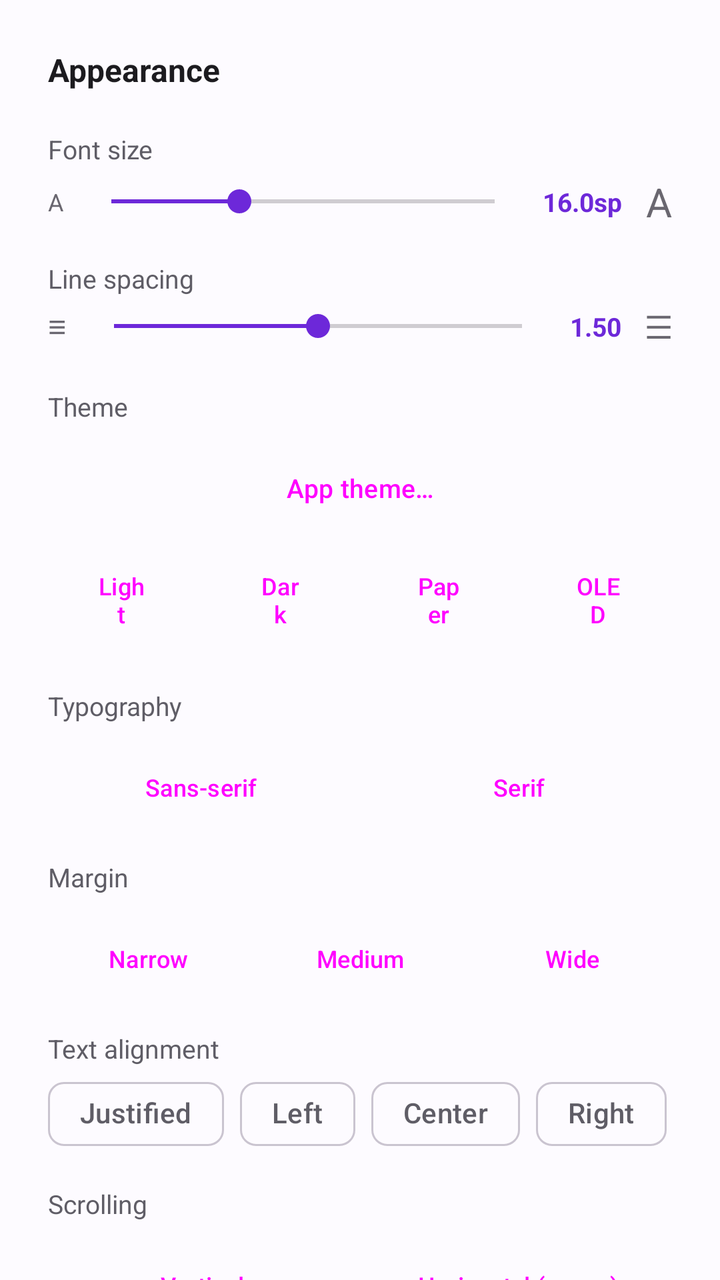
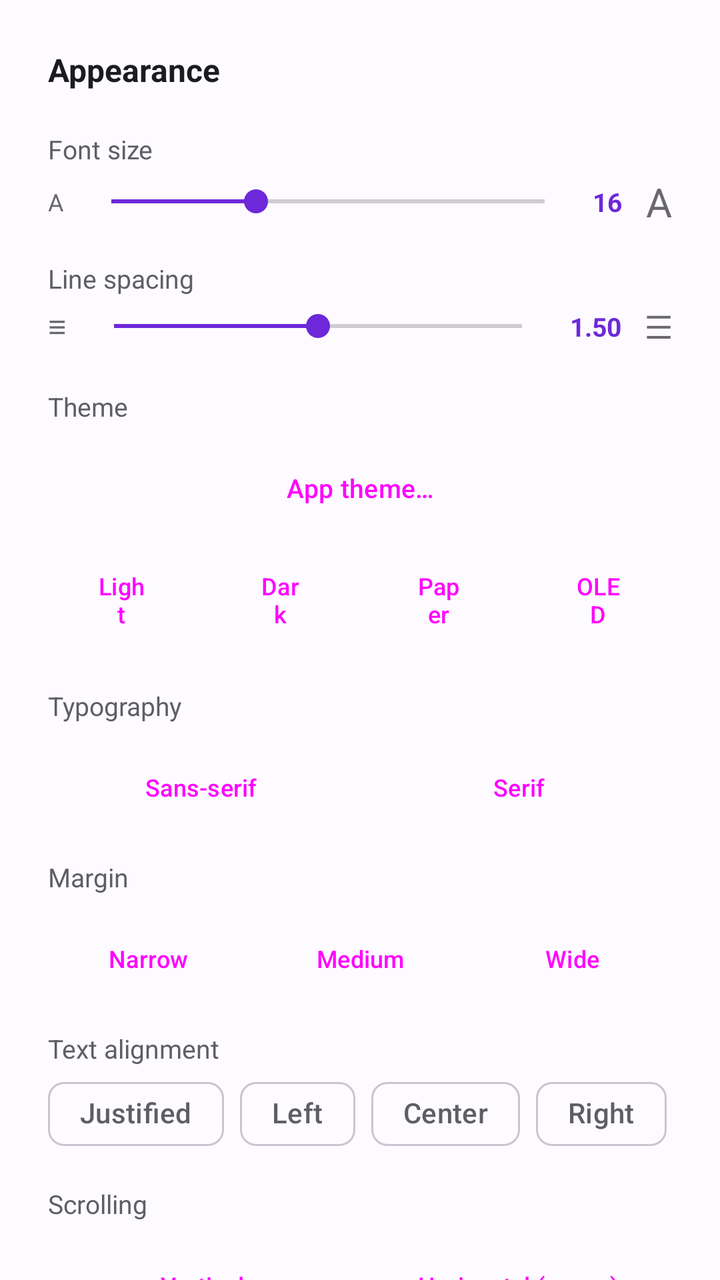

Before-and-after screenshots of an Android layout around one commit, followed by the original layout XML and the change that was made.
<!-- AndroidManifest.xml: application theme AppTheme -->
<!-- res/layout/bottom_sheet_aparencia.xml -->
<?xml version="1.0" encoding="utf-8"?>
<androidx.core.widget.NestedScrollView
    xmlns:android="http://schemas.android.com/apk/res/android"
    xmlns:app="http://schemas.android.com/apk/res-auto"
    android:layout_width="match_parent"
    android:layout_height="wrap_content"
    android:background="@color/color_surface">

<LinearLayout
    android:layout_width="match_parent"
    android:layout_height="wrap_content"
    android:orientation="vertical"
    android:padding="24dp">

    <TextView
        android:layout_width="wrap_content"
        android:layout_height="wrap_content"
        android:text="@string/titulo_aparencia"
        android:textSize="16sp"
        android:textStyle="bold"
        android:textColor="@color/color_on_surface"
        android:layout_marginBottom="20dp"/>

    
    <TextView
        android:layout_width="wrap_content"
        android:layout_height="wrap_content"
        android:text="@string/label_tamanho_fonte"
        android:textSize="13sp"
        android:textColor="@color/color_on_surface_muted"
        android:layout_marginBottom="4dp"/>

    <LinearLayout
        android:layout_width="match_parent"
        android:layout_height="wrap_content"
        android:orientation="horizontal"
        android:gravity="center_vertical"
        android:layout_marginBottom="16dp">

        <TextView
            android:layout_width="wrap_content"
            android:layout_height="wrap_content"
            android:text="A"
            android:textSize="12sp"
            android:textColor="@color/color_on_surface_dim"
            android:layout_marginEnd="8dp"
            android:importantForAccessibility="no"/>

        <SeekBar
            android:id="@+id/seekBarFonte"
            android:contentDescription="@string/label_tamanho_fonte"
            android:layout_width="0dp"
            android:layout_height="wrap_content"
            android:layout_weight="1"
            android:max="24"
            android:progress="8"/>

        <TextView
            android:id="@+id/tvFonteValor"
            android:layout_width="wrap_content"
            android:layout_height="wrap_content"
            android:text="16.0sp"
            android:textSize="13sp"
            android:textColor="?attr/colorPrimary"
            android:textStyle="bold"
            android:paddingHorizontal="8dp"
            android:clickable="true"
            android:focusable="true"
            android:background="?attr/selectableItemBackground"/>

        <TextView
            android:layout_width="wrap_content"
            android:layout_height="wrap_content"
            android:text="A"
            android:textSize="20sp"
            android:textColor="@color/color_on_surface_dim"
            android:layout_marginStart="4dp"
            android:importantForAccessibility="no"/>
    </LinearLayout>

    
    <TextView
        android:layout_width="wrap_content"
        android:layout_height="wrap_content"
        android:text="@string/label_espacamento_linhas"
        android:textSize="13sp"
        android:textColor="@color/color_on_surface_muted"
        android:layout_marginBottom="4dp"/>

    <LinearLayout
        android:layout_width="match_parent"
        android:layout_height="wrap_content"
        android:orientation="horizontal"
        android:gravity="center_vertical"
        android:layout_marginBottom="20dp">

        <TextView
            android:layout_width="wrap_content"
            android:layout_height="wrap_content"
            android:text="≡"
            android:textSize="16sp"
            android:textColor="@color/color_on_surface_dim"
            android:layout_marginEnd="8dp"
            android:importantForAccessibility="no"/>

        <SeekBar
            android:id="@+id/seekBarEspacamento"
            android:contentDescription="@string/label_espacamento_linhas"
            android:layout_width="0dp"
            android:layout_height="wrap_content"
            android:layout_weight="1"
            android:max="20"
            android:progress="10"/>

        <TextView
            android:id="@+id/tvEspacamentoValor"
            android:layout_width="wrap_content"
            android:layout_height="wrap_content"
            android:text="1.50"
            android:textSize="13sp"
            android:textColor="?attr/colorPrimary"
            android:textStyle="bold"
            android:paddingHorizontal="8dp"
            android:clickable="true"
            android:focusable="true"
            android:background="?attr/selectableItemBackground"/>

        <TextView
            android:layout_width="wrap_content"
            android:layout_height="wrap_content"
            android:text="☰"
            android:textSize="16sp"
            android:textColor="@color/color_on_surface_dim"
            android:layout_marginStart="4dp"
            android:importantForAccessibility="no"/>
    </LinearLayout>

    
    <TextView
        android:layout_width="wrap_content"
        android:layout_height="wrap_content"
        android:text="@string/label_tema"
        android:textSize="13sp"
        android:textColor="@color/color_on_surface_muted"
        android:layout_marginBottom="8dp"/>

    <Button
        android:id="@+id/btnTemaDoApp"
        style="@style/Widget.Material3.Button.OutlinedButton"
        android:layout_width="match_parent"
        android:layout_height="wrap_content"
        android:minHeight="48dp"
        android:layout_marginBottom="8dp"
        android:text="@string/tema_do_app"
        android:textAllCaps="false"
        android:textSize="13sp"/>

    <LinearLayout
        android:layout_width="match_parent"
        android:layout_height="wrap_content"
        android:orientation="horizontal"
        android:layout_marginBottom="8dp">

        <Button
            android:id="@+id/btnTemaClaro"
            android:layout_width="0dp"
            android:layout_height="wrap_content"
        android:minHeight="48dp"
            android:layout_weight="1"
            android:layout_marginEnd="6dp"
            android:text="@string/btn_tema_claro"
            android:textSize="12sp"
            style="@style/Widget.Material3.Button.OutlinedButton"/>

        <Button
            android:id="@+id/btnTemaEscuro"
            android:layout_width="0dp"
            android:layout_height="wrap_content"
        android:minHeight="48dp"
            android:layout_weight="1"
            android:layout_marginEnd="6dp"
            android:text="@string/btn_tema_escuro"
            android:textSize="12sp"
            style="@style/Widget.Material3.Button.OutlinedButton"/>

        <Button
            android:id="@+id/btnTemaSepia"
            android:layout_width="0dp"
            android:layout_height="wrap_content"
        android:minHeight="48dp"
            android:layout_weight="1"
            android:layout_marginEnd="6dp"
            android:text="@string/btn_tema_sepia"
            android:textSize="12sp"
            style="@style/Widget.Material3.Button.OutlinedButton"/>

        <Button
            android:id="@+id/btnTemaOled"
            android:layout_width="0dp"
            android:layout_height="wrap_content"
        android:minHeight="48dp"
            android:layout_weight="1"
            android:text="@string/btn_tema_oled"
            android:textSize="12sp"
            style="@style/Widget.Material3.Button.OutlinedButton"/>
    </LinearLayout>

    
    <TextView
        android:layout_width="wrap_content"
        android:layout_height="wrap_content"
        android:text="@string/label_tipografia"
        android:textSize="13sp"
        android:textColor="@color/color_on_surface_muted"
        android:layout_marginTop="12dp"
        android:layout_marginBottom="8dp"/>

    <LinearLayout
        android:layout_width="match_parent"
        android:layout_height="wrap_content"
        android:orientation="horizontal"
        android:layout_marginBottom="8dp">

        <Button
            android:id="@+id/btnFontePadrao"
            android:layout_width="0dp"
            android:layout_height="wrap_content"
        android:minHeight="48dp"
            android:layout_weight="1"
            android:layout_marginEnd="6dp"
            android:text="@string/btn_fonte_padrao"
            android:textSize="12sp"
            style="@style/Widget.Material3.Button.OutlinedButton"/>

        <Button
            android:id="@+id/btnFonteSerifada"
            android:layout_width="0dp"
            android:layout_height="wrap_content"
        android:minHeight="48dp"
            android:layout_weight="1"
            android:text="@string/btn_fonte_serifada"
            android:textSize="12sp"
            style="@style/Widget.Material3.Button.OutlinedButton"/>
    </LinearLayout>

    
    <TextView
        android:layout_width="wrap_content"
        android:layout_height="wrap_content"
        android:text="@string/label_margem"
        android:textSize="13sp"
        android:textColor="@color/color_on_surface_muted"
        android:layout_marginTop="4dp"
        android:layout_marginBottom="8dp"/>

    <LinearLayout
        android:layout_width="match_parent"
        android:layout_height="wrap_content"
        android:orientation="horizontal"
        android:layout_marginBottom="8dp">

        <Button
            android:id="@+id/btnMargemEstreita"
            android:layout_width="0dp"
            android:layout_height="wrap_content"
        android:minHeight="48dp"
            android:layout_weight="1"
            android:layout_marginEnd="6dp"
            android:text="@string/btn_margem_estreita"
            android:textSize="12sp"
            style="@style/Widget.Material3.Button.OutlinedButton"/>

        <Button
            android:id="@+id/btnMargemMedia"
            android:layout_width="0dp"
            android:layout_height="wrap_content"
        android:minHeight="48dp"
            android:layout_weight="1"
            android:layout_marginEnd="6dp"
            android:text="@string/btn_margem_media"
            android:textSize="12sp"
            style="@style/Widget.Material3.Button.OutlinedButton"/>

        <Button
            android:id="@+id/btnMargemLarga"
            android:layout_width="0dp"
            android:layout_height="wrap_content"
        android:minHeight="48dp"
            android:layout_weight="1"
            android:text="@string/btn_margem_larga"
            android:textSize="12sp"
            style="@style/Widget.Material3.Button.OutlinedButton"/>
    </LinearLayout>

    
    <TextView
        android:layout_width="wrap_content"
        android:layout_height="wrap_content"
        android:text="@string/label_alinhamento"
        android:textSize="13sp"
        android:textColor="@color/color_on_surface_muted"
        android:layout_marginTop="4dp"/>

    <com.google.android.material.chip.ChipGroup
        android:id="@+id/chipsAlinhamento"
        android:layout_width="match_parent"
        android:layout_height="wrap_content"
        android:layout_marginBottom="8dp"
        app:singleSelection="true"
        app:selectionRequired="true">

        <com.google.android.material.chip.Chip
            android:id="@+id/chipAlinhJustificado"
            style="@style/Widget.Material3.Chip.Filter"
            android:layout_width="wrap_content"
            android:layout_height="wrap_content"
            android:text="@string/alinhamento_justificado"/>

        <com.google.android.material.chip.Chip
            android:id="@+id/chipAlinhEsquerda"
            style="@style/Widget.Material3.Chip.Filter"
            android:layout_width="wrap_content"
            android:layout_height="wrap_content"
            android:text="@string/alinhamento_esquerda"/>

        <com.google.android.material.chip.Chip
            android:id="@+id/chipAlinhCentro"
            style="@style/Widget.Material3.Chip.Filter"
            android:layout_width="wrap_content"
            android:layout_height="wrap_content"
            android:text="@string/alinhamento_centro"/>

        <com.google.android.material.chip.Chip
            android:id="@+id/chipAlinhDireita"
            style="@style/Widget.Material3.Chip.Filter"
            android:layout_width="wrap_content"
            android:layout_height="wrap_content"
            android:text="@string/alinhamento_direita"/>
    </com.google.android.material.chip.ChipGroup>

    
    <TextView
        android:layout_width="wrap_content"
        android:layout_height="wrap_content"
        android:text="@string/label_rolagem"
        android:textSize="13sp"
        android:textColor="@color/color_on_surface_muted"
        android:layout_marginTop="4dp"
        android:layout_marginBottom="8dp"/>

    <LinearLayout
        android:layout_width="match_parent"
        android:layout_height="wrap_content"
        android:orientation="horizontal"
        android:layout_marginBottom="8dp">

        <Button
            android:id="@+id/btnRolagemVertical"
            android:layout_width="0dp"
            android:layout_height="wrap_content"
        android:minHeight="48dp"
            android:layout_weight="1"
            android:text="@string/btn_rolagem_vertical"
            android:textSize="12sp"
            android:layout_marginEnd="4dp"
            style="@style/Widget.Material3.Button.OutlinedButton"/>

        <Button
            android:id="@+id/btnRolagemHorizontal"
            android:layout_width="0dp"
            android:layout_height="wrap_content"
        android:minHeight="48dp"
            android:layout_weight="1"
            android:text="@string/btn_rolagem_horizontal"
            android:textSize="12sp"
            style="@style/Widget.Material3.Button.OutlinedButton"/>
    </LinearLayout>

    
    <TextView
        android:layout_width="wrap_content"
        android:layout_height="wrap_content"
        android:text="@string/label_brilho"
        android:textSize="13sp"
        android:textColor="@color/color_on_surface_muted"
        android:layout_marginTop="12dp"
        android:layout_marginBottom="4dp"/>

    <LinearLayout
        android:layout_width="match_parent"
        android:layout_height="wrap_content"
        android:orientation="horizontal"
        android:gravity="center_vertical">

        <TextView
            android:layout_width="wrap_content"
            android:layout_height="wrap_content"
            android:text="☾"
            android:textSize="14sp"
            android:textColor="@color/color_on_surface_dim"
            android:layout_marginEnd="8dp"
            android:importantForAccessibility="no"/>

        <SeekBar
            android:id="@+id/seekBarBrilho"
            android:contentDescription="@string/label_brilho"
            android:layout_width="0dp"
            android:layout_height="wrap_content"
            android:layout_weight="1"
            android:max="100"
            android:progress="100"/>

        <TextView
            android:id="@+id/tvBrilhoValor"
            android:layout_width="wrap_content"
            android:layout_height="wrap_content"
            android:text="100%"
            android:textSize="13sp"
            android:textColor="?attr/colorPrimary"
            android:textStyle="bold"
            android:paddingHorizontal="8dp"
            android:clickable="true"
            android:focusable="true"
            android:background="?attr/selectableItemBackground"/>

        <TextView
            android:layout_width="wrap_content"
            android:layout_height="wrap_content"
            android:text="☀"
            android:textSize="14sp"
            android:textColor="@color/color_on_surface_dim"
            android:layout_marginStart="4dp"
            android:importantForAccessibility="no"/>
    </LinearLayout>

    
    <com.google.android.material.materialswitch.MaterialSwitch
        android:id="@+id/swManterTelaLigada"
        android:layout_width="match_parent"
        android:layout_height="wrap_content"
        android:layout_marginTop="12dp"
        android:minHeight="48dp"
        android:text="@string/reader_manter_tela_ligada"
        android:textSize="14sp"
        android:textColor="@color/color_on_surface"/>

</LinearLayout>

</androidx.core.widget.NestedScrollView>
<!-- resources referenced by this layout -->
<resources>
  <string name="alinhamento_centro">Center</string>
  <string name="alinhamento_direita">Right</string>
  <string name="alinhamento_esquerda">Left</string>
  <string name="alinhamento_justificado">Justified</string>
  <string name="btn_fonte_padrao">Sans-serif</string>
  <string name="btn_fonte_serifada">Serif</string>
  <string name="btn_margem_estreita">Narrow</string>
  <string name="btn_margem_larga">Wide</string>
  <string name="btn_margem_media">Medium</string>
  <string name="btn_rolagem_horizontal">Horizontal (pages)</string>
  <string name="btn_rolagem_vertical">Vertical</string>
  <string name="btn_tema_claro">Light</string>
  <string name="btn_tema_escuro">Dark</string>
  <string name="btn_tema_oled">OLED</string>
  <string name="btn_tema_sepia">Paper</string>
  <string name="label_alinhamento">Text alignment</string>
  <string name="label_brilho">Brightness</string>
  <string name="label_espacamento_linhas">Line spacing</string>
  <string name="label_margem">Margin</string>
  <string name="label_rolagem">Scrolling</string>
  <string name="label_tamanho_fonte">Font size</string>
  <string name="label_tema">Theme</string>
  <string name="label_tipografia">Typography</string>
  <string name="reader_manter_tela_ligada">Keep screen on</string>
  <string name="tema_do_app">App theme…</string>
  <string name="titulo_aparencia">Appearance</string>
  <style name="LylyTransicao">
          <item name="android:activityOpenEnterAnimation">@anim/fade_in</item>
          <item name="android:activityOpenExitAnimation">@anim/fade_out</item>
          <item name="android:activityCloseEnterAnimation">@anim/fade_in</item>
          <item name="android:activityCloseExitAnimation">@anim/fade_out</item>
      </style>
  <!-- unchanged entries left out for length: 1 -->
</resources>

<!-- the commit's change to res/layout/bottom_sheet_aparencia.xml (unified diff, before → after) -->
@@ -59,7 +59,7 @@
             android:id="@+id/tvFonteValor"
             android:layout_width="wrap_content"
             android:layout_height="wrap_content"
-            android:text="16.0sp"
+            android:text="16"
             android:textSize="13sp"
             android:textColor="?attr/colorPrimary"
             android:textStyle="bold"
